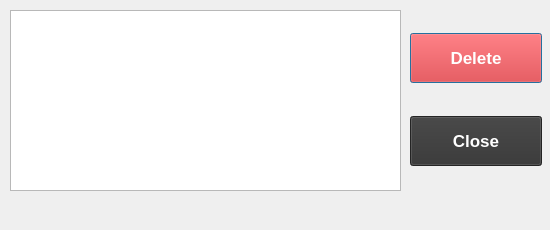
Before: the Qt Designer form UI/uifiles/deletebooks.ui in ayushr01/Library-Management-System, drawn with Qt 5.
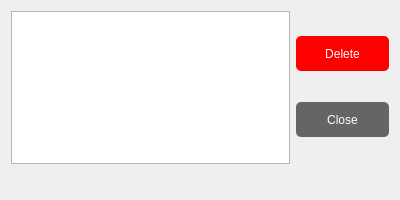
After: the same form once the commit is applied.

Commit message: Updated delete book dialog

Patch:
```diff
--- a/UI/uifiles/deletebooks.ui
+++ b/UI/uifiles/deletebooks.ui
@@ -6,114 +6,63 @@
    <rect>
     <x>0</x>
     <y>0</y>
-    <width>550</width>
-    <height>230</height>
+    <width>400</width>
+    <height>200</height>
    </rect>
   </property>
-  <property name="sizePolicy">
-   <sizepolicy hsizetype="Fixed" vsizetype="Fixed">
-    <horstretch>0</horstretch>
-    <verstretch>0</verstretch>
-   </sizepolicy>
-  </property>
   <property name="minimumSize">
    <size>
-    <width>550</width>
-    <height>230</height>
+    <width>400</width>
+    <height>200</height>
    </size>
   </property>
   <property name="maximumSize">
    <size>
-    <width>550</width>
-    <height>230</height>
+    <width>400</width>
+    <height>200</height>
    </size>
   </property>
-  <property name="font">
-   <font>
-    <pointsize>13</pointsize>
-    <bold>true</bold>
-   </font>
-  </property>
   <property name="windowTitle">
    <string>Delete Books</string>
   </property>
+  <layout class="QVBoxLayout" name="verticalLayout_2" stretch="8,1">
+   <item>
+    <layout class="QHBoxLayout" name="horizontalLayout" stretch="3,1">
+     <item>
   <widget class="QListWidget" name="booklist">
-   <property name="geometry">
-    <rect>
-     <x>10</x>
-     <y>10</y>
-     <width>391</width>
-     <height>181</height>
-    </rect>
-   </property>
    <property name="font">
     <font>
      <pointsize>13</pointsize>
-     <bold>false</bold>
     </font>
    </property>
    <property name="editTriggers">
     <set>QAbstractItemView::NoEditTriggers</set>
    </property>
-  </widget>
-  <widget class="QLabel" name="errorlabel">
-   <property name="geometry">
-    <rect>
-     <x>10</x>
-     <y>200</y>
-     <width>481</width>
-     <height>22</height>
-    </rect>
-   </property>
-   <property name="font">
-    <font>
-     <pointsize>13</pointsize>
-     <bold>true</bold>
-    </font>
-   </property>
-   <property name="styleSheet">
-    <string notr="true">color: red</string>
-   </property>
-   <property name="text">
-    <string/>
-   </property>
-  </widget>
-  <widget class="QWidget" name="layoutWidget">
-   <property name="geometry">
-    <rect>
-     <x>410</x>
-     <y>10</y>
-     <width>132</width>
-     <height>181</height>
-    </rect>
-   </property>
-   <property name="font">
-    <font>
-     <pointsize>13</pointsize>
-     <bold>true</bold>
-    </font>
-   </property>
-   <layout class="QVBoxLayout" name="buttons">
     <property name="spacing">
-     <number>10</number>
-    </property>
+        <number>2</number>
+       </property>
+      </widget>
+     </item>
+     <item>
+      <layout class="QVBoxLayout" name="verticalLayout">
     <item>
      <widget class="QPushButton" name="deletebutton">
       <property name="minimumSize">
        <size>
-        <width>130</width>
-        <height>50</height>
-       </size>
-      </property>
-      <property name="font">
-       <font>
-        <pointsize>13</pointsize>
-        <bold>true</bold>
-       </font>
-      </property>
+           <width>0</width>
+           <height>35</height>
+          </size>
+         </property>
       <property name="styleSheet">
-       <string notr="true">background-color : red;
-color: white;</string>
+          <string notr="true">QPushButton#deletebutton{
+	background-color: red;
+	border-radius: 5px;
+	color: white;
+}
+
+QPushButton#deletebutton:hover{
+	border: 2px solid teal;
+}</string>
       </property>
       <property name="text">
        <string>Delete</string>
@@ -124,19 +73,20 @@
      <widget class="QPushButton" name="closebutton">
       <property name="minimumSize">
        <size>
-        <width>130</width>
-        <height>50</height>
-       </size>
-      </property>
-      <property name="font">
-       <font>
-        <pointsize>13</pointsize>
-        <bold>true</bold>
-       </font>
-      </property>
+           <width>0</width>
+           <height>35</height>
+          </size>
+         </property>
       <property name="styleSheet">
-       <string notr="true">background-color: #333333;
-color: white;</string>
+          <string notr="true">QPushButton#closebutton{
+	background-color: #656565;
+	border-radius: 5px;
+	color: white;
+}
+
+QPushButton#closebutton:hover{
+	border: 2px solid teal;
+}</string>
       </property>
       <property name="text">
        <string>Close</string>
@@ -144,7 +94,25 @@
      </widget>
     </item>
    </layout>
-  </widget>
+     </item>
+    </layout>
+   </item>
+   <item>
+    <widget class="QLabel" name="errorlabel">
+     <property name="font">
+      <font>
+       <bold>true</bold>
+      </font>
+     </property>
+     <property name="styleSheet">
+      <string notr="true">color: orange;</string>
+     </property>
+     <property name="text">
+      <string/>
+     </property>
+    </widget>
+   </item>
+  </layout>
  </widget>
  <resources/>
  <connections/>
```
Lines whose indentation alone changed are shown as unchanged. The commit also changes 1 other file.
